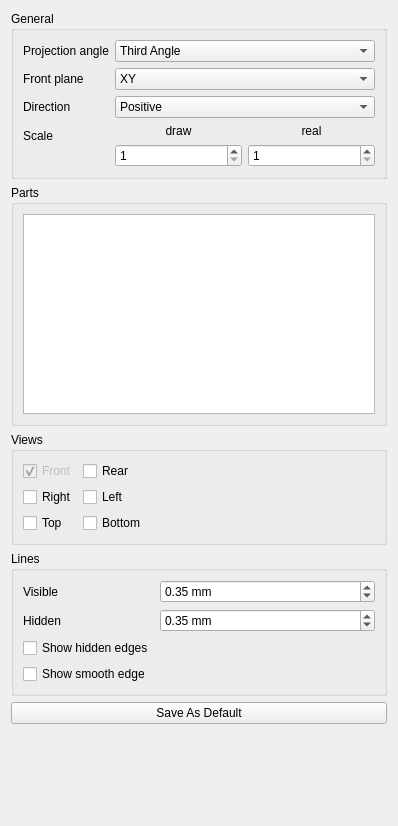
Qt form Resources/ui/task_orthographic.ui (gabrielantao/Dimensioning) before a commit.
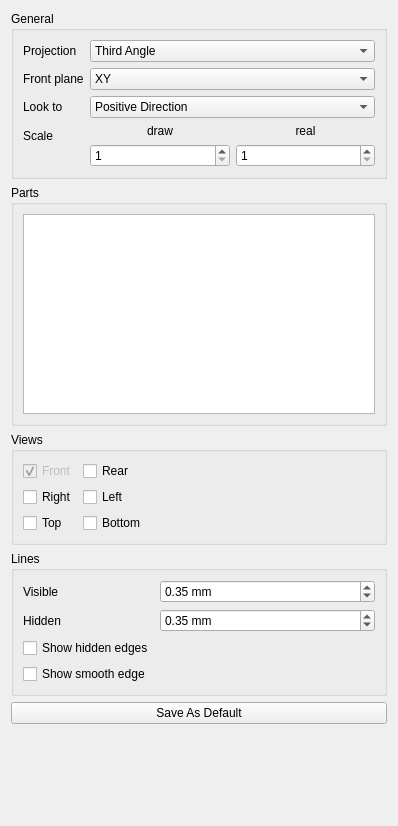
The same form after that commit.

Commit message: Planes and direction partialy implemented.

The edit to the form file:
```diff
--- a/Resources/ui/task_orthographic.ui
+++ b/Resources/ui/task_orthographic.ui
@@ -23,7 +23,7 @@
       <item row="1" column="0">
        <widget class="QLabel" name="label_7">
         <property name="text">
-         <string>Projection angle</string>
+         <string>Projection</string>
         </property>
        </widget>
       </item>
@@ -37,7 +37,7 @@
       <item row="5" column="0">
        <widget class="QLabel" name="label_2">
         <property name="text">
-         <string>Direction</string>
+         <string>Look to</string>
         </property>
         <property name="alignment">
          <set>Qt::AlignLeading|Qt::AlignLeft|Qt::AlignVCenter</set>
@@ -90,7 +90,7 @@
        <widget class="QComboBox" name="projection_direction">
         <item>
          <property name="text">
-          <string notr="true">Positive</string>
+          <string notr="true">Positive Direction</string>
          </property>
         </item>
         <item>
```
Left out of the diff: 2 changed lines with no effect on the pictures. The commit also changes 6 other files.
